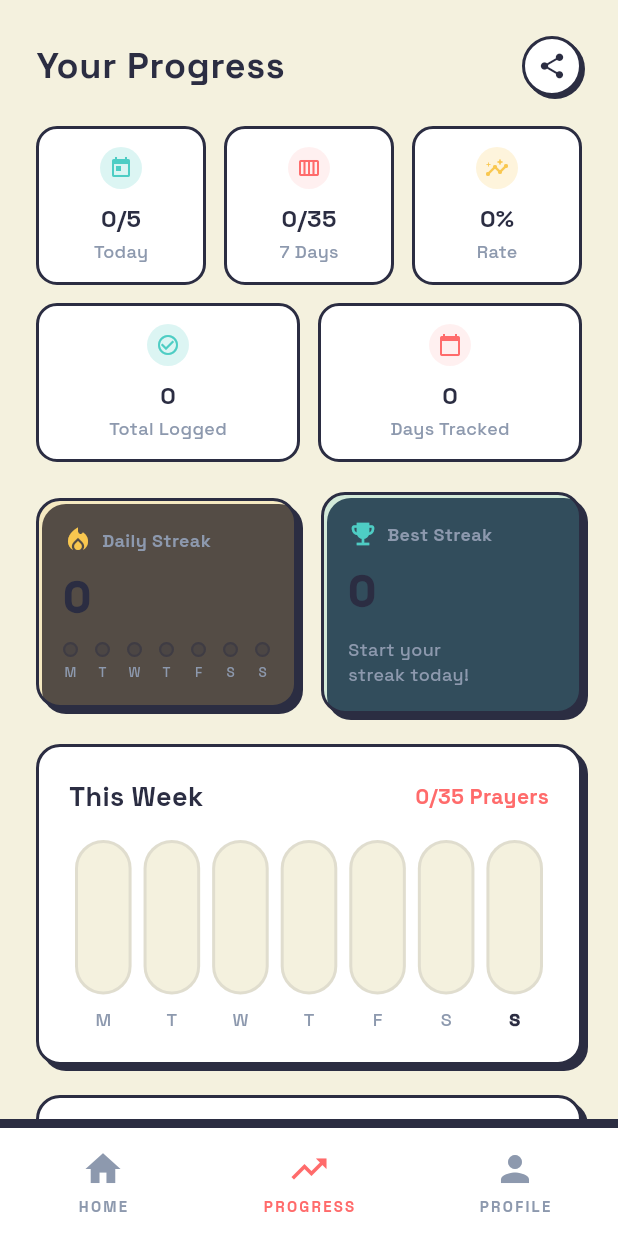
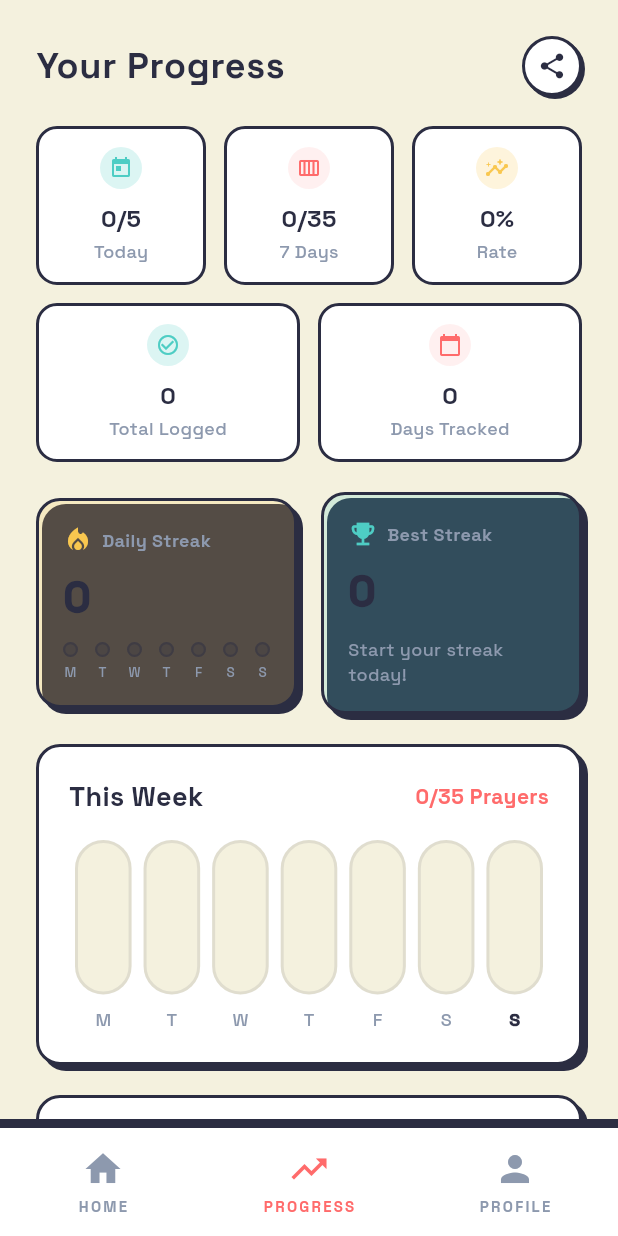
Before and after one commit to Althafmu/namaz_tracker, a Flutter app: the ProgressPage screen opened by its route, on a phone screen of 412 x 824 dp. Run offline on Flutter 3.47's test engine with Material 3 defaults, Android fonts, the phone set to English and light mode, and no system bars; our stand-ins replace adhan, audioplayers, bloc_concurrency, connectivity_plus, dio, equatable and 15 more; accounts and stored records are empty; network calls fail; statements that could not run were skipped.

```diff
--- a/lib/features/prayer/presentation/pages/progress/progress_page.dart
+++ b/lib/features/prayer/presentation/pages/progress/progress_page.dart
@@ -399,7 +399,7 @@ class ProgressPage extends StatelessWidget {
                 ),
                 const SizedBox(height: 10),
                 Text(
-                  best > 0 ? 'Personal best\nachieved 🏆' : 'Start your\nstreak today!',
+                  best > 0 ? 'Personal best achieved 🏆' : 'Start your streak today!',
                   style: AppTextStyles.bodySmall.copyWith(
                     color: c.textSecondary,
                   ),
```
